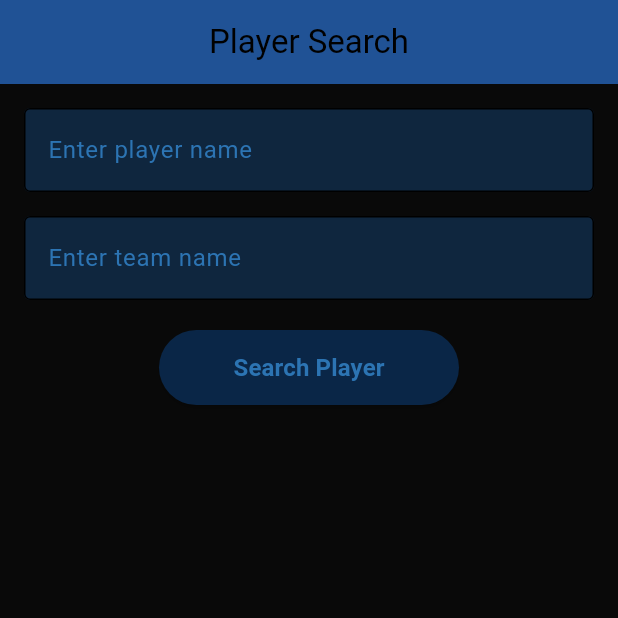
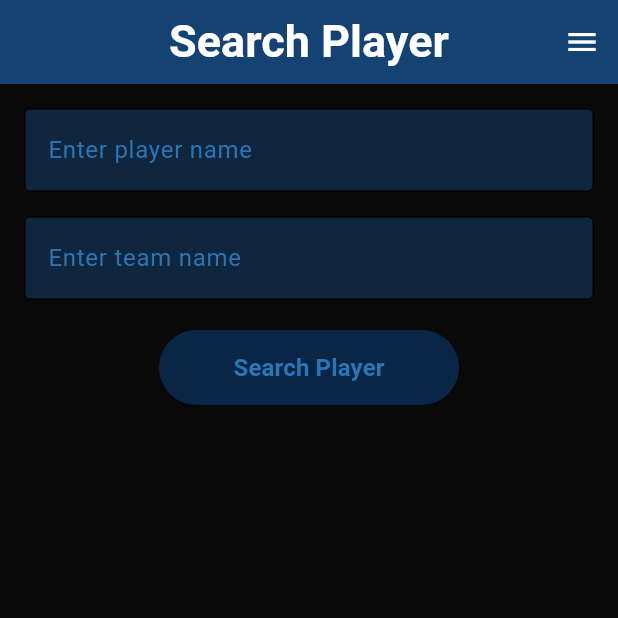
Before and after one commit to Abdelmalek-Osama/football-application, a Flutter app: the PlayerScreen screen opened directly, on a phone screen of 412 x 824 dp, the top half of it. Run offline on Flutter 3.47's test engine with Material 3 defaults, Android fonts, the phone set to English and light mode, and no system bars; our stand-ins replace cloud_firestore, diacritic, firebase_auth, firebase_core, google_sign_in; accounts and stored records are empty; network calls fail.

Commit message:
Refactor widget structure and update color constants for consistency

```diff
--- /dev/null
+++ b/lib/Custom-widgets/custom_app_bar.dart
@@ -0,0 +1,28 @@
+import 'package:flutter/material.dart';
+
+import '../constants.dart';
+import 'customtext.dart';
+
+class CustomAppBar extends StatelessWidget implements PreferredSizeWidget {
+  @override
+  final Size preferredSize;
+  final String title;
+
+  CustomAppBar({super.key, required this.title})
+      : preferredSize = Size.fromHeight(kToolbarHeight);
+
+  @override
+  Widget build(BuildContext context) {
+    return AppBar(
+      backgroundColor: appBarBackgroundColor,
+      title: CustomText(
+        text: title,
+        isBold: true,
+        fontSize: 30,
+        colours: primaryTextColor,
+      ),
+      centerTitle: true,
+      iconTheme: IconThemeData(color: Colors.white),
+    );
+  }
+}
--- a/lib/Custom-widgets/side_bar.dart
+++ b/lib/Custom-widgets/side_bar.dart
@@ -1,7 +1,7 @@
 import 'package:firebase_auth/firebase_auth.dart';
 import 'package:flutter/material.dart';
 import 'package:flutter_lab2/Features/favorite/favorites_screen.dart';
-import 'package:flutter_lab2/Features/leagues_screen.dart';
+import 'package:flutter_lab2/Screens/leagues_screen.dart';
 import 'package:flutter_lab2/Features/authentication/login.dart';
 import 'package:flutter_lab2/Features/favorite/search_favorites_screen.dart';
 
--- a/lib/Features/authentication/signup.dart
+++ b/lib/Features/authentication/signup.dart
@@ -2,7 +2,7 @@ import 'package:flutter/material.dart';
 // Import the LeaguesScreen file
 import 'login.dart'; // Import the LoginScreen file
 import 'package:firebase_auth/firebase_auth.dart';
-  import '../leagues_screen.dart'; // Firebase Authentication
+  import '../../Screens/leagues_screen.dart'; // Firebase Authentication
 
 class SignupScreen extends StatefulWidget {
   const SignupScreen({super.key});
--- a/lib/Features/player/player_screen.dart
+++ b/lib/Features/player/player_screen.dart
@@ -1,5 +1,9 @@
 // lib/home_screen.dart
 import 'package:flutter/material.dart';
+import '../../Custom-widgets/custom_app_bar.dart';
+import '../../Custom-widgets/custom_end_drawer.dart';
+import '../../Custom-widgets/side_bar.dart';
+import '../../constants.dart';
 import '../../services/ApiService.dart';
 import 'player_stats_screen.dart';
 
@@ -50,10 +54,8 @@ class PlayerScreenState extends State<PlayerScreen> {
   @override
   Widget build(BuildContext context) {
     return Scaffold(
-      appBar: AppBar(
-        title: Center(child: Text('Player Search')),
-        backgroundColor: Color(0xFF205295),
-      ),
+      endDrawer: CustomEndDrawerAnimation(drawer: Sidebar()),
+      appBar: CustomAppBar(title: 'Search Player'),
       body: Container(
         width: MediaQuery.of(context).size.width,
         height: MediaQuery.of(context).size.height,
@@ -76,7 +78,7 @@ class PlayerScreenState extends State<PlayerScreen> {
                       borderSide: BorderSide(color: Colors.red),
                     ),
                     filled: true,
-                    fillColor: Color(0xFF144272).withOpacity(0.5),
+                    fillColor: appBarBackgroundColor.withOpacity(0.5),
                   ),
                   style: TextStyle(color: Color(0xFF2C74B3)),
                   validator: (value) {
@@ -97,7 +99,7 @@ class PlayerScreenState extends State<PlayerScreen> {
                       borderSide: BorderSide(color: Colors.red),
                     ),
                     filled: true,
-                    fillColor: Color(0xFF144272).withOpacity(0.5),
+                    fillColor: appBarBackgroundColor.withOpacity(0.5),
                   ),
                   style: TextStyle(color: Color(0xFF2C74B3)),
                   validator: (value) {
@@ -112,7 +114,7 @@ class PlayerScreenState extends State<PlayerScreen> {
                     ? CircularProgressIndicator()
                     : ElevatedButton(
                         style: ElevatedButton.styleFrom(
-                          backgroundColor: Color(0xFF0A2647),
+                          backgroundColor: kBackgroundColor,
                           minimumSize: Size(200, 50),
                           padding: EdgeInsets.symmetric(
                               horizontal: 20, vertical: 12),
--- a/lib/Features/standings/standingspicking.dart
+++ b/lib/Features/standings/standingspicking.dart
@@ -15,9 +15,9 @@ class StandingPicking extends StatelessWidget {
   @override
   Widget build(BuildContext context) {
     return Scaffold(
-        backgroundColor: const Color(0XFF0A2647),
+        backgroundColor: kBackgroundColor,
         appBar: AppBar(
-          backgroundColor: const Color(0XFF144272),
+          backgroundColor: appBarBackgroundColor,
           title: Center(
             child: CustomText(
               text: "Seasons",
--- a/lib/Features/standings/widgets/tablecell.dart
+++ b/lib/Features/standings/widgets/tablecell.dart
@@ -6,7 +6,7 @@ import '../../../constants.dart';
 TableCell createTableCell(String text, [bool isHeader = false]) {
   return TableCell(
     child: Container(
-      color: isHeader ? const Color(0xFF205295) : const Color(0xFF2C74B3),
+      color: isHeader ? cardBackgroundColor : const Color(0xFF2C74B3),
       child: Padding(
           padding: const EdgeInsets.symmetric(horizontal: 8.0, vertical: 20.0),
           child: CustomText(
```
Also changed, not shown: lib/Features/matches/matches.dart (+6 -15 lines), lib/Features/news/news.dart (+5 -11 lines), lib/Features/standings/standingview.dart (+6 -12 lines), lib/Features/team/team_search_screen.dart (+5 -5 lines), lib/main.dart (+6 -5 lines), lib/Screens/leagues_screen.dart (renamed from lib/Features/leagues_screen.dart).
